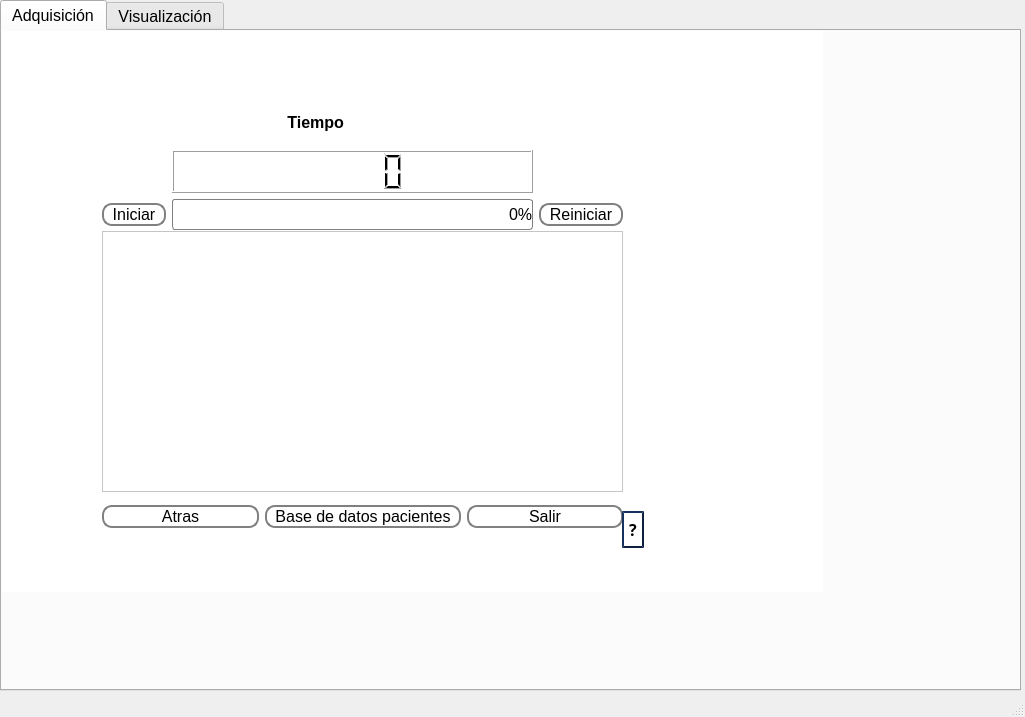
This is interface/ViAT/Adquisicion_accion.ui in vhenaoi/OpenBCI_acquisition_python_ViAT as Qt 5 draws it before an edit. The edited form follows.
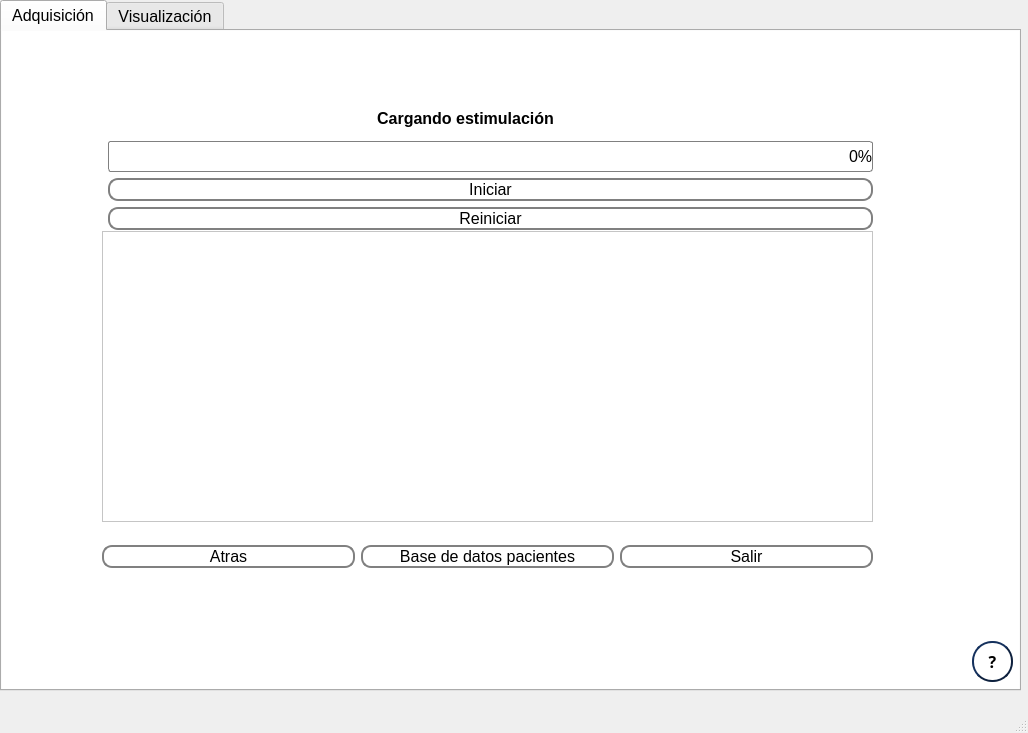
This is the edited form. Custom widgets are drawn as their Qt base class.

```diff
--- a/interface/ViAT/Adquisicion_accion.ui
+++ b/interface/ViAT/Adquisicion_accion.ui
@@ -6,8 +6,8 @@
    <rect>
     <x>0</x>
     <y>0</y>
-    <width>1025</width>
-    <height>717</height>
+    <width>1028</width>
+    <height>733</height>
    </rect>
   </property>
   <property name="windowTitle">
@@ -40,8 +40,8 @@
        <rect>
         <x>0</x>
         <y>-20</y>
-        <width>821</width>
-        <height>581</height>
+        <width>1021</width>
+        <height>681</height>
        </rect>
       </property>
       <property name="palette">
@@ -149,14 +149,14 @@
         <rect>
          <x>0</x>
          <y>0</y>
-         <width>821</width>
-         <height>581</height>
+         <width>1021</width>
+         <height>681</height>
         </rect>
        </property>
        <widget class="QLabel" name="logo">
         <property name="geometry">
          <rect>
-          <x>620</x>
+          <x>840</x>
           <y>20</y>
           <width>171</width>
           <height>111</height>
@@ -171,8 +171,8 @@
          <rect>
           <x>100</x>
           <y>220</y>
-          <width>521</width>
-          <height>261</height>
+          <width>771</width>
+          <height>291</height>
          </rect>
         </property>
        </widget>
@@ -180,8 +180,8 @@
         <property name="geometry">
          <rect>
           <x>100</x>
-          <y>470</y>
-          <width>521</width>
+          <y>510</y>
+          <width>771</width>
           <height>71</height>
          </rect>
         </property>
@@ -310,70 +310,14 @@
          <rect>
           <x>100</x>
           <y>90</y>
-          <width>521</width>
+          <width>771</width>
           <height>129</height>
          </rect>
         </property>
         <layout class="QGridLayout" name="gridLayout_2">
-         <item row="0" column="1">
-          <layout class="QVBoxLayout" name="verticalLayout_2">
-           <item>
-            <widget class="QLabel" name="label">
-             <property name="font">
-              <font>
-               <weight>75</weight>
-               <bold>true</bold>
-              </font>
-             </property>
-             <property name="text">
-              <string>                          Tiempo</string>
-             </property>
-            </widget>
-           </item>
-           <item>
-            <widget class="QLCDNumber" name="time"/>
-           </item>
-          </layout>
-         </item>
          <item row="1" column="0">
-          <widget class="QPushButton" name="play">
-           <property name="font">
-            <font>
-             <pointsize>12</pointsize>
-            </font>
-           </property>
-           <property name="styleSheet">
-            <string notr="true">QPushButton {
-    border: 2px solid gray;
-    border-radius: 10px;
-    padding: 0 8px;
-    background: rgb(255, 255, 255);
-    selection-background-color: darkgray;
-    }
-
-QPushButton:hover {
-    border: 2px solid gray;
-    border-radius: 10px;
-    padding: 0 8px;
-    background: rgb(222, 222, 222);
-    selection-background-color: darkgray;
-    }
-
-QPushButton:pressed {
-    border: 2px solid gray;
-    border-radius: 10px;
-    padding: 0 8px;
-    background:rgb(176, 176, 176);
-    selection-background-color: darkgray;
-    }
-</string>
-           </property>
-           <property name="text">
-            <string>Iniciar</string>
-           </property>
-          </widget>
-         </item>
-         <item row="1" column="1">
+          <layout class="QFormLayout" name="formLayout_3">
+           <item row="0" column="1">
           <widget class="QProgressBar" name="alert">
            <property name="font">
             <font>
@@ -400,10 +344,45 @@
            </property>
           </widget>
          </item>
-         <item row="0" column="0">
-          <layout class="QFormLayout" name="formLayout_3"/>
-         </item>
-         <item row="1" column="2">
+           <item row="1" column="1">
+            <widget class="QPushButton" name="play">
+             <property name="font">
+              <font>
+               <pointsize>12</pointsize>
+              </font>
+             </property>
+             <property name="styleSheet">
+              <string notr="true">QPushButton {
+    border: 2px solid gray;
+    border-radius: 10px;
+    padding: 0 8px;
+    background: rgb(255, 255, 255);
+    selection-background-color: darkgray;
+    }
+
+QPushButton:hover {
+    border: 2px solid gray;
+    border-radius: 10px;
+    padding: 0 8px;
+    background: rgb(222, 222, 222);
+    selection-background-color: darkgray;
+    }
+
+QPushButton:pressed {
+    border: 2px solid gray;
+    border-radius: 10px;
+    padding: 0 8px;
+    background:rgb(176, 176, 176);
+    selection-background-color: darkgray;
+    }
+</string>
+             </property>
+             <property name="text">
+              <string>Iniciar</string>
+             </property>
+            </widget>
+           </item>
+           <item row="2" column="1">
           <widget class="QPushButton" name="stop">
            <property name="font">
             <font>
@@ -442,19 +421,34 @@
           </widget>
          </item>
         </layout>
-       </widget>
-       <widget class="QWidget" name="formLayoutWidget_2">
-        <property name="geometry">
-         <rect>
-          <x>620</x>
-          <y>500</y>
-          <width>51</width>
-          <height>41</height>
-         </rect>
-        </property>
-        <layout class="QFormLayout" name="formLayout_4">
+         </item>
          <item row="0" column="0">
+          <widget class="QLabel" name="label">
+           <property name="font">
+            <font>
+             <weight>75</weight>
+             <bold>true</bold>
+            </font>
+           </property>
+           <property name="layoutDirection">
+            <enum>Qt::LeftToRight</enum>
+           </property>
+           <property name="text">
+            <string>                                                              Cargando estimulación</string>
+           </property>
+          </widget>
+         </item>
+        </layout>
+       </widget>
           <widget class="QPushButton" name="adquisitionInfo">
+        <property name="geometry">
+         <rect>
+          <x>970</x>
+          <y>630</y>
+          <width>41</width>
+          <height>41</height>
+         </rect>
+        </property>
            <property name="font">
             <font>
              <family>Footlight MT Light</family>
@@ -494,9 +488,6 @@
            <property name="text">
             <string>?</string>
            </property>
-          </widget>
-         </item>
-        </layout>
        </widget>
       </widget>
      </widget>
```
Left out of the diff: 5 changed lines with no effect on the pictures. Lines whose indentation alone changed are shown as unchanged.
